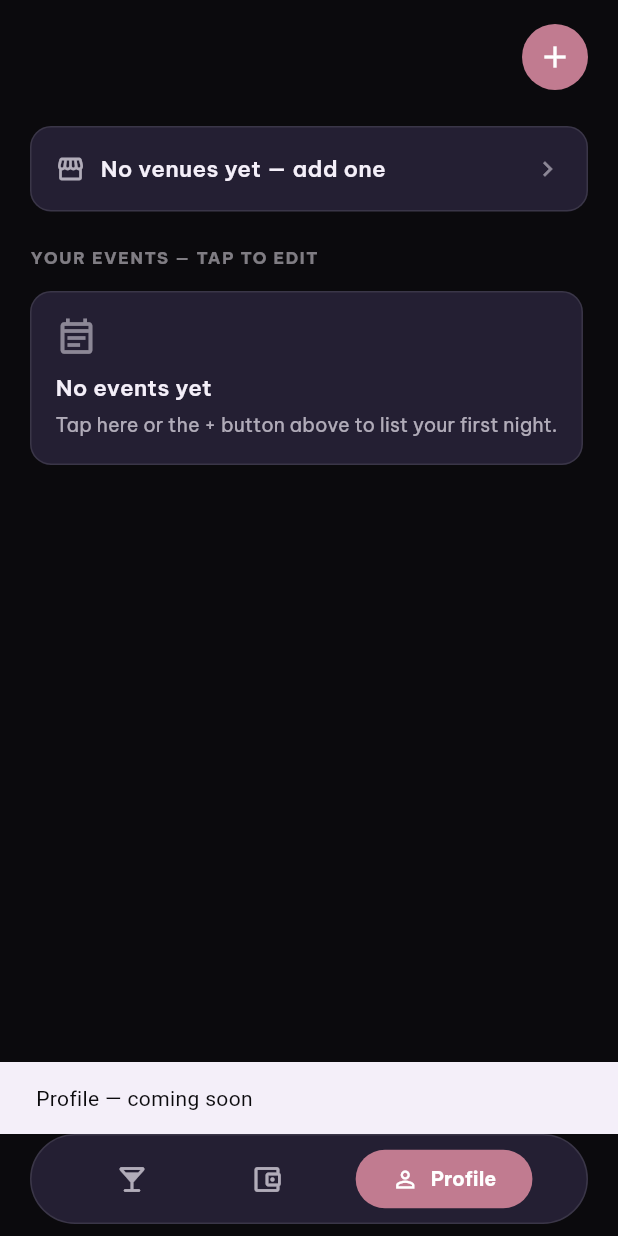
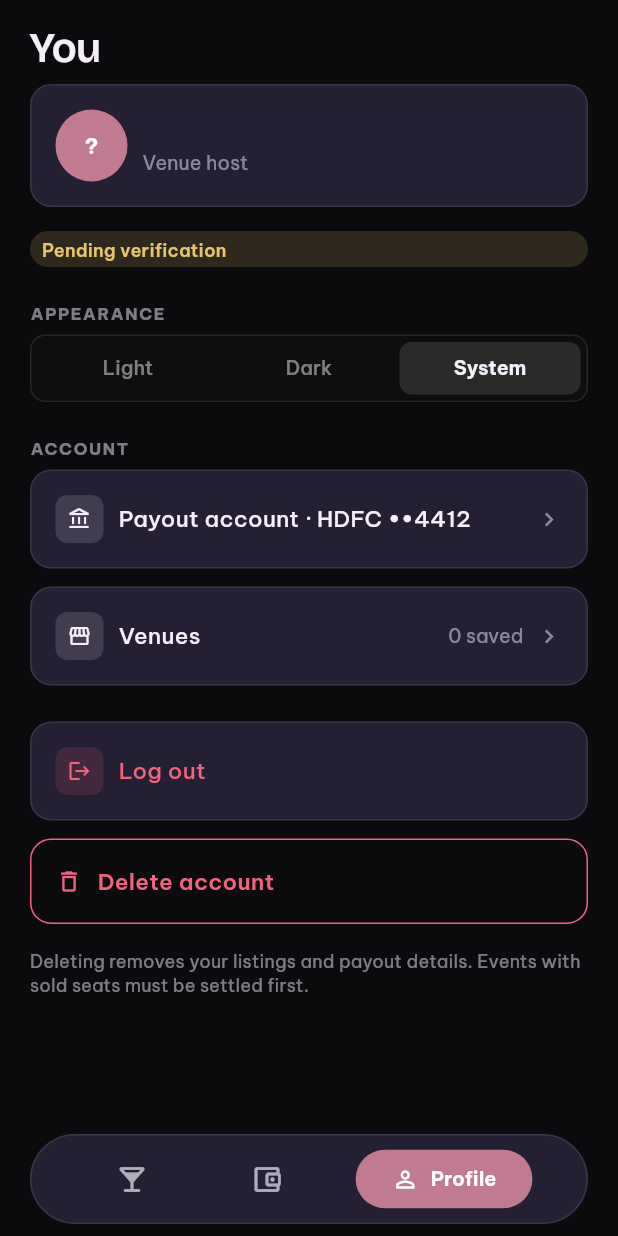
Before and after one commit to FiftyfiveTech/Flutter-Template, a Flutter app: the HostHomePage screen opened by its route, item 3 of the bottom bar chosen, on a phone screen of 412 x 824 dp. Run offline on Flutter 3.47's test engine with Material 3 defaults, Android fonts, the phone set to English and light mode, and no system bars; our stand-ins replace dio, drift, file_picker, flutter_image_compress, flutter_riverpod, go_router and 2 more; accounts and stored records are empty; generated files the repository leaves out were written again; network calls fail.

Commit message:
Add H-09 host profile ("You") page and wire it into bottom nav
Adds AhSegmentedControl and a destructive AhButton variant used by the
new profile screen; the "Profile" bottom-nav tab now navigates there
instead of showing a placeholder toast.

Co-Authored-By: Claude Sonnet 5 <noreply@anthropic.com>

```diff
--- a/lib/core/routing/app_router.dart
+++ b/lib/core/routing/app_router.dart
@@ -9,6 +9,7 @@ import '../../features/host_onboarding/presentation/pages/host_landing_page.dart
 import '../../features/host_onboarding/presentation/pages/host_signup_page.dart';
 import '../../features/host_onboarding/presentation/pages/host_type_page.dart';
 import '../../features/host_onboarding/presentation/pages/host_verification_page.dart';
+import '../../features/host_profile/presentation/pages/host_you_page.dart';
 import '../../features/host_venues/presentation/pages/host_venue_details_page.dart';
 import '../../features/host_venues/presentation/pages/host_venues_page.dart';
 import 'host_bootstrap_page.dart';
@@ -74,6 +75,11 @@ final appRouter = GoRouter(
           HostEventFormPage(eventId: state.pathParameters['id']),
     ),
     GoRoute(
+      path: '/host/you',
+      name: 'hostYou',
+      builder: (context, state) => const HostYouPage(),
+    ),
+    GoRoute(
       path: '/host/venues',
       name: 'hostVenues',
       builder: (context, state) => const HostVenuesPage(),
--- a/lib/features/host_home/presentation/pages/host_home_page.dart
+++ b/lib/features/host_home/presentation/pages/host_home_page.dart
@@ -170,12 +170,15 @@ class HostHomePage extends ConsumerWidget {
       bottomNavigationBar: HostHomeBottomNav(
         currentIndex: state.selectedTabIndex,
         onTap: (index) {
-          notifier.selectTab(index);
           if (index == 1) {
             _showMessage(context, 'Payouts — coming soon');
-          } else if (index == 2) {
-            _showMessage(context, 'Profile — coming soon');
+            return;
           }
+          if (index == 2) {
+            context.push('/host/you');
+            return;
+          }
+          notifier.selectTab(index);
         },
       ),
     );
--- /dev/null
+++ b/lib/features/host_profile/presentation/controllers/host_you_controller.dart
@@ -0,0 +1,66 @@
+import 'package:riverpod_annotation/riverpod_annotation.dart';
+
+import '../../../host_home/presentation/controllers/host_home_api_providers.dart';
+
+part 'host_you_controller.g.dart';
+
+class HostYouState {
+  const HostYouState({
+    this.hostName,
+    this.isVerified = false,
+    this.savedVenuesCount = 0,
+    this.isLoading = false,
+    this.errorMessage,
+  });
+
+  final String? hostName;
+  final bool isVerified;
+  final int savedVenuesCount;
+  final bool isLoading;
+  final String? errorMessage;
+
+  HostYouState copyWith({
+    String? hostName,
+    bool? isVerified,
+    int? savedVenuesCount,
+    bool? isLoading,
+    String? errorMessage,
+  }) {
+    return HostYouState(
+      hostName: hostName ?? this.hostName,
+      isVerified: isVerified ?? this.isVerified,
+      savedVenuesCount: savedVenuesCount ?? this.savedVenuesCount,
+      isLoading: isLoading ?? this.isLoading,
+      errorMessage: errorMessage,
+    );
+  }
+}
+
+/// H-12 · You — reuses `host_home`'s summary use case (its domain layer,
+/// injected via provider) rather than re-fetching hostName/isVerified
+/// through a second datasource; the cross-feature boundary rule allows
+/// depending on another feature's domain layer this way.
+@riverpod
+class HostYouController extends _$HostYouController {
+  @override
+  HostYouState build() {
+    Future.microtask(load);
+    return const HostYouState(isLoading: true);
+  }
+
+  Future<void> load() async {
+    state = state.copyWith(isLoading: true, errorMessage: null);
+    final useCase = ref.read(getHostHomeSummaryUseCaseProvider);
+    final result = await useCase();
+    state = result.when(
+      ok: (summary) => state.copyWith(
+        hostName: summary.hostName,
+        isVerified: summary.isVerified,
+        savedVenuesCount: summary.savedVenuesCount,
+        isLoading: false,
+      ),
+      err: (failure) =>
+          state.copyWith(isLoading: false, errorMessage: failure.message),
+    );
+  }
+}
--- /dev/null
+++ b/lib/features/host_profile/presentation/pages/host_you_page.dart
@@ -0,0 +1,378 @@
+import 'package:flutter/material.dart';
+import 'package:flutter_riverpod/flutter_riverpod.dart';
+import 'package:go_router/go_router.dart';
+
+import '../../../../core/di/session_providers.dart';
+import '../../../../core/theme/app_colors.dart';
+import '../../../../core/theme/app_spacing.dart';
+import '../../../../core/theme/app_typography.dart';
+import '../../../../shared/widgets/ah_badge.dart';
+import '../../../../shared/widgets/ah_button.dart';
+import '../../../../shared/widgets/ah_card.dart';
+import '../../../../shared/widgets/ah_segmented_control.dart';
+import '../../../host_home/presentation/widgets/host_home_bottom_nav.dart';
+import '../controllers/host_you_controller.dart';
+
+/// H-12 · You — account summary, appearance, venues shortcut and session
+/// actions. Appearance is shown read-only (locked to System) since the app
+/// currently ships a single dark theme only — no ThemeMode infra exists yet.
+class HostYouPage extends ConsumerWidget {
+  const HostYouPage({super.key});
+
+  String _initialsOf(String name) {
+    final words = name.trim().split(RegExp(r'\s+')).where((w) => w.isNotEmpty);
+    final initials = words.take(2).map((w) => w[0].toUpperCase()).join();
+    return initials.isEmpty ? '?' : initials;
+  }
+
+  void _logOut(BuildContext context, WidgetRef ref) {
+    ref.read(hostSessionControllerProvider.notifier).clear();
+    context.go('/');
+  }
+
+  Future<void> _confirmDeleteAccount(BuildContext context, WidgetRef ref) {
+    return showModalBottomSheet<void>(
+      context: context,
+      backgroundColor: AppColors.surfaceCard,
+      shape: const RoundedRectangleBorder(
+        borderRadius: BorderRadius.vertical(
+          top: Radius.circular(AppSpacing.radiusSheet),
+        ),
+      ),
+      builder: (sheetContext) {
+        final typography = Theme.of(sheetContext).extension<AppTypography>()!;
+        return Padding(
+          padding: const EdgeInsets.fromLTRB(
+            AppSpacing.gutter,
+            AppSpacing.lg,
+            AppSpacing.gutter,
+            AppSpacing.lg,
+          ),
+          child: Column(
+            mainAxisSize: MainAxisSize.min,
+            crossAxisAlignment: CrossAxisAlignment.start,
+            children: [
+              Text('Delete this account?', style: typography.h2),
+              const SizedBox(height: AppSpacing.sm),
+              Text(
+                'Any upcoming events with sold seats must be settled '
+                "first — this can't be undone.",
+                style: typography.bodySm.copyWith(
+                  color: AppColors.textSecondary,
+                ),
+              ),
+              const SizedBox(height: AppSpacing.lg),
+              AhButton(
+                label: 'Delete account',
+                variant: AhButtonVariant.destructive,
+                fullWidth: true,
+                onPressed: () {
+                  Navigator.of(sheetContext).pop();
+                  _logOut(context, ref);
+                },
+              ),
+              const SizedBox(height: AppSpacing.sm),
+              AhButton(
+                label: 'Keep my account',
+                variant: AhButtonVariant.tertiary,
+                fullWidth: true,
+                onPressed: () => Navigator.of(sheetContext).pop(),
+              ),
+            ],
+          ),
+        );
+      },
+    );
+  }
+
+  @override
+  Widget build(BuildContext context, WidgetRef ref) {
+    final typography = Theme.of(context).extension<AppTypography>()!;
+    final state = ref.watch(hostYouControllerProvider);
+
+    return Scaffold(
+      backgroundColor: AppColors.backgroundPrimary,
+      body: SafeArea(
+        bottom: false,
+        child: Column(
+          children: [
+            Padding(
+              padding: const EdgeInsets.fromLTRB(
+                AppSpacing.gutter,
+                AppSpacing.md,
+                AppSpacing.gutter,
+                AppSpacing.sm,
+              ),
+              child: Align(
+                alignment: Alignment.centerLeft,
+                child: Text(
+                  'You',
+                  style: typography.h1.copyWith(color: AppColors.textPrimary),
+                ),
+              ),
+            ),
+            Expanded(
+              child: state.isLoading && state.hostName == null
+                  ? const Center(
+                      child: CircularProgressIndicator(
+                        color: AppColors.actionPrimary,
+                      ),
+                    )
+                  : ListView(
+                      padding: const EdgeInsets.fromLTRB(
+                        AppSpacing.gutter,
+                        0,
+                        AppSpacing.gutter,
+                        AppSpacing.xl,
+                      ),
+                      children: [
+                        AhCard(
+                          child: Row(
+                            children: [
+                              CircleAvatar(
+                                radius: 24,
+                                backgroundColor: AppColors.actionPrimary,
+                                child: Text(
+                                  _initialsOf(state.hostName ?? ''),
+                                  style: typography.body.copyWith(
+                                    color: AppColors.actionPrimaryFg,
+                                    fontWeight: FontWeight.w700,
+                                  ),
+                                ),
+                              ),
+                              const SizedBox(width: AppSpacing.sm + 2),
+                              Expanded(
+                                child: Column(
+                                  crossAxisAlignment: CrossAxisAlignment.start,
+                                  children: [
+                                    Text(
+                                      state.hostName ?? '',
+                                      style: typography.h3.copyWith(
+                                        color: AppColors.textPrimary,
+                                      ),
+                                      overflow: TextOverflow.ellipsis,
+                                    ),
+                                    const SizedBox(height: 2),
+                                    Text(
+                                      'Venue host',
+                                      style: typography.bodySm.copyWith(
+                                        color: AppColors.textTertiary,
+                                      ),
+                                    ),
+                                  ],
+                                ),
+                              ),
+                            ],
+                          ),
+                        ),
+                        const SizedBox(height: AppSpacing.md),
+                        AhBadge(
+                          label: state.isVerified
+                              ? 'ID verified'
+                              : 'Pending verification',
+                          tone: state.isVerified
+                              ? AhTone.trust
+                              : AhTone.warning,
+                        ),
+                        const SizedBox(height: AppSpacing.lg),
+                        _SectionLabel('APPEARANCE', typography: typography),
+                        const SizedBox(height: AppSpacing.sm),
+                        const AhSegmentedControl(
+                          labels: ['Light', 'Dark', 'System'],
+                          selectedIndex: 2,
+                        ),
+                        const SizedBox(height: AppSpacing.lg),
+                        _SectionLabel('ACCOUNT', typography: typography),
+                        const SizedBox(height: AppSpacing.sm),
+                        AhCard(
+                          onTap: () =>
+                              ScaffoldMessenger.of(context).showSnackBar(
+                                const SnackBar(
+                                  content: Text(
+                                    'Payout settings — coming soon',
+                                  ),
+                                ),
+                              ),
+                          child: const _AccountRow(
+                            icon: Icons.account_balance_outlined,
+                            label: 'Payout account · HDFC ••4412',
+                          ),
+                        ),
+                        const SizedBox(height: AppSpacing.cardGap),
+                        AhCard(
+                          onTap: () => context.push('/host/venues'),
+                          child: _AccountRow(
+                            icon: Icons.storefront_outlined,
+                            label: 'Venues',
+                            trailingText: state.hostName == null
+                                ? null
+                                : '${state.savedVenuesCount} saved',
+                          ),
+                        ),
+                        const SizedBox(height: AppSpacing.lg),
+                        AhCard(
+                          onTap: () => _logOut(context, ref),
+                          child: const _AccountRow(
+                            icon: Icons.logout,
+                            label: 'Log out',
+                            color: AppColors.statusError,
+                            showChevron: false,
+                          ),
+                        ),
+                        const SizedBox(height: AppSpacing.cardGap),
+                        _DeleteAccountRow(
+                          onTap: () => _confirmDeleteAccount(context, ref),
+                        ),
+                        const SizedBox(height: AppSpacing.md),
+                        Text(
+                          'Deleting removes your listings and payout '
+                          'details. Events with sold seats must be settled '
+                          'first.',
+                          style: typography.caption.copyWith(
+                            color: AppColors.textTertiary,
+                          ),
+                        ),
+                      ],
+                    ),
+            ),
+            HostHomeBottomNav(
+              currentIndex: 2,
+              onTap: (index) {
+                if (index == 0) {
+                  context.go('/host/home');
+                } else if (index == 1) {
+                  ScaffoldMessenger.of(context).showSnackBar(
+                    const SnackBar(content: Text('Payouts — coming soon')),
+                  );
+                }
+              },
+            ),
+          ],
+        ),
+      ),
+    );
+  }
+}
+
+class _SectionLabel extends StatelessWidget {
+  const _SectionLabel(this.text, {required this.typography});
+
+  final String text;
+  final AppTypography typography;
+
+  @override
+  Widget build(BuildContext context) {
+    return Text(
+      text,
+      style: typography.label.copyWith(
+        letterSpacing: 1.1,
+        color: AppColors.textTertiary,
+        fontWeight: FontWeight.w700,
+      ),
+    );
+  }
+}
+
+class _AccountRow extends StatelessWidget {
+  const _AccountRow({
+    required this.icon,
+    required this.label,
+    this.trailingText,
+    this.color,
+    this.showChevron = true,
+  });
+
+  final IconData icon;
+  final String label;
+  final String? trailingText;
+  final Color? color;
+  final bool showChevron;
+
+  @override
+  Widget build(BuildContext context) {
+    final typography = Theme.of(context).extension<AppTypography>()!;
+    final rowColor = color ?? AppColors.textPrimary;
+
+    return Row(
+      children: [
+        Container(
+          width: 32,
+          height: 32,
+          decoration: BoxDecoration(
+            color: (color ?? AppColors.textTertiary).withValues(alpha: 0.14),
+            borderRadius: BorderRadius.circular(AppSpacing.radiusSm),
+          ),
+          alignment: Alignment.center,
+          child: Icon(icon, size: 16, color: rowColor),
+        ),
+        const SizedBox(width: AppSpacing.sm + 2),
+        Expanded(
+          child: Text(
+            label,
+            style: typography.body.copyWith(
+              color: rowColor,
+              fontWeight: FontWeight.w500,
+            ),
+            overflow: TextOverflow.ellipsis,
+          ),
+        ),
+        if (trailingText != null) ...[
+          Text(
+            trailingText!,
+            style: typography.bodySm.copyWith(color: AppColors.textTertiary),
+          ),
+          const SizedBox(width: AppSpacing.sm),
+        ],
+        if (showChevron)
+          const Icon(
+            Icons.chevron_right,
+            size: 18,
+            color: AppColors.textTertiary,
+          ),
+      ],
+    );
+  }
+}
+
+class _DeleteAccountRow extends StatelessWidget {
+  const _DeleteAccountRow({required this.onTap});
+
+  final VoidCallback onTap;
+
+  @override
+  Widget build(BuildContext context) {
+    final typography = Theme.of(context).extension<AppTypography>()!;
+
+    return Material(
+      color: Colors.transparent,
+      child: InkWell(
+        onTap: onTap,
+        borderRadius: BorderRadius.circular(AppSpacing.radiusLg),
+        child: Container(
+          padding: const EdgeInsets.all(AppSpacing.md),
+          decoration: BoxDecoration(
+            borderRadius: BorderRadius.circular(AppSpacing.radiusLg),
+            border: Border.all(color: AppColors.statusError),
+          ),
+          child: Row(
+            children: [
+              const Icon(
+                Icons.delete_outline,
+                size: 18,
+                color: AppColors.statusError,
+              ),
+              const SizedBox(width: AppSpacing.sm + 2),
+              Text(
+                'Delete account',
+                style: typography.body.copyWith(
+                  color: AppColors.statusError,
+                  fontWeight: FontWeight.w600,
+                ),
+              ),
+            ],
+          ),
+        ),
+      ),
+    );
+  }
+}
--- a/lib/shared/widgets/ah_button.dart
+++ b/lib/shared/widgets/ah_button.dart
@@ -4,7 +4,7 @@ import '../../core/theme/app_colors.dart';
 import '../../core/theme/app_spacing.dart';
 
 /// Button style variants mirroring the design system's `Button` component.
-enum AhButtonVariant { primary, secondary, tertiary }
+enum AhButtonVariant { primary, secondary, tertiary, destructive }
 
 /// The app's standard button — primary (filled accent), secondary (filled
 /// neutral) or tertiary (text-only). Used for every CTA across the app so
@@ -59,6 +59,15 @@ class AhButton extends StatelessWidget {
         ),
         child: Text(label),
       ),
+      AhButtonVariant.destructive => ElevatedButton(
+        onPressed: onPressed,
+        style: ElevatedButton.styleFrom(
+          backgroundColor: AppColors.actionDestructive,
+          foregroundColor: AppColors.actionPrimaryFg,
+          shape: shape,
+        ),
+        child: Text(label),
+      ),
     };
 
     return SizedBox(
--- /dev/null
+++ b/lib/shared/widgets/ah_segmented_control.dart
@@ -0,0 +1,66 @@
+import 'package:flutter/material.dart';
+
+import '../../core/theme/app_colors.dart';
+import '../../core/theme/app_spacing.dart';
+import '../../core/theme/app_typography.dart';
+
+/// A pill-track segmented control — used for short, mutually-exclusive
+/// choices like appearance mode. Pass `onChanged: null` to render it
+/// read-only (segment still highlighted, taps disabled).
+class AhSegmentedControl extends StatelessWidget {
+  const AhSegmentedControl({
+    super.key,
+    required this.labels,
+    required this.selectedIndex,
+    this.onChanged,
+  });
+
+  final List<String> labels;
+  final int selectedIndex;
+  final ValueChanged<int>? onChanged;
+
+  @override
+  Widget build(BuildContext context) {
+    final typography = Theme.of(context).extension<AppTypography>()!;
+
+    return Container(
+      padding: const EdgeInsets.all(4),
+      decoration: BoxDecoration(
+        color: AppColors.backgroundSecondary,
+        borderRadius: BorderRadius.circular(AppSpacing.radiusMd),
+        border: Border.all(color: AppColors.borderDefault),
+      ),
+      child: Row(
+        children: [
+          for (var i = 0; i < labels.length; i++)
+            Expanded(
+              child: GestureDetector(
+                onTap: onChanged == null ? null : () => onChanged!(i),
+                child: Container(
+                  padding: const EdgeInsets.symmetric(vertical: AppSpacing.sm),
+                  decoration: BoxDecoration(
+                    color: i == selectedIndex
+                        ? AppColors.surfaceRaised
+                        : Colors.transparent,
+                    borderRadius: BorderRadius.circular(AppSpacing.radiusSm),
+                  ),
+                  alignment: Alignment.center,
+                  child: Text(
+                    labels[i],
+                    style: typography.bodySm.copyWith(
+                      color: i == selectedIndex
+                          ? AppColors.textPrimary
+                          : AppColors.textTertiary,
+                      fontWeight: i == selectedIndex
+                          ? FontWeight.w700
+                          : FontWeight.w500,
+                    ),
+                  ),
+                ),
+              ),
+            ),
+        ],
+      ),
+    );
+  }
+}
```
